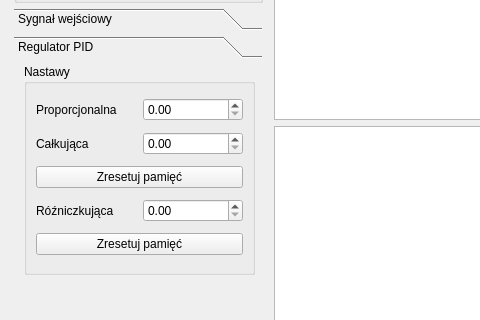
MateuszRym/pk-project, file pk-project/mainwindow.ui: the form before one commit; both pictures show x 0 to 480 and y 207 to 527 of the 966 by 682 pixel window.
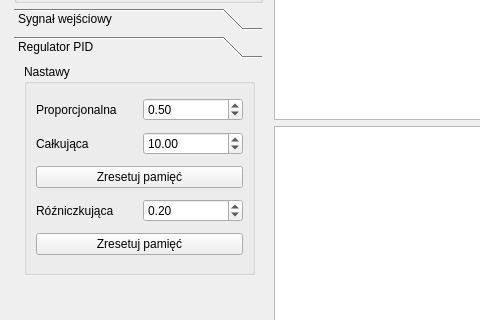
The form after the commit. The open tabs and pages were chosen to show the change. Custom widgets are drawn as their Qt base class.

Diff of the .ui file:
```diff
--- a/pk-project/mainwindow.ui
+++ b/pk-project/mainwindow.ui
@@ -514,6 +514,9 @@
                <property name="singleStep">
                 <double>0.100000000000000</double>
                </property>
+               <property name="value">
+                <double>0.500000000000000</double>
+               </property>
               </widget>
              </item>
             </layout>
@@ -535,6 +538,9 @@
                <property name="singleStep">
                 <double>0.100000000000000</double>
                </property>
+               <property name="value">
+                <double>10.000000000000000</double>
+               </property>
               </widget>
              </item>
             </layout>
@@ -569,6 +575,9 @@
                <property name="singleStep">
                 <double>0.100000000000000</double>
                </property>
+               <property name="value">
+                <double>0.200000000000000</double>
+               </property>
               </widget>
              </item>
             </layout>
```
Left out of the diff: 10 changed lines with no effect on the pictures.
